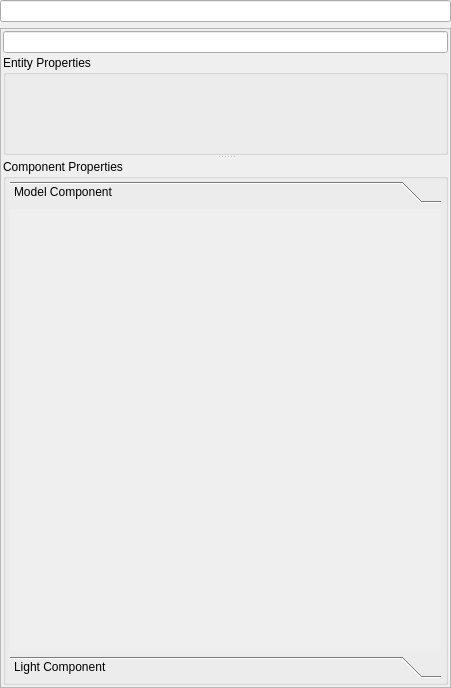
Qt form src/HappyTools/HappySandBox/code/forms/EntityPropertiesForm.ui (EvilInteractive/happy-engine) before a commit.
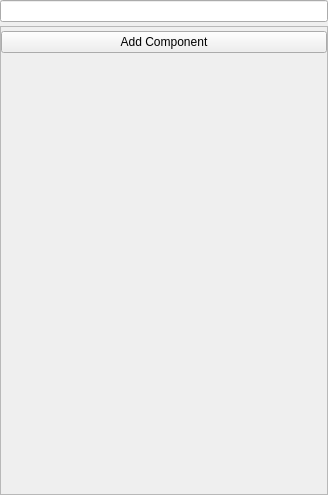
The same form after that commit. Custom widgets are drawn as their Qt base class.

Commit message: enhanced the components UI

The edit to the form file:
```diff
--- a/src/HappyTools/HappySandBox/code/forms/EntityPropertiesForm.ui
+++ b/src/HappyTools/HappySandBox/code/forms/EntityPropertiesForm.ui
@@ -6,14 +6,17 @@
    <rect>
     <x>0</x>
     <y>0</y>
-    <width>451</width>
-    <height>688</height>
+    <width>328</width>
+    <height>495</height>
    </rect>
   </property>
   <property name="windowTitle">
    <string>Form</string>
   </property>
   <layout class="QVBoxLayout" name="verticalLayout_4">
+   <property name="spacing">
+    <number>4</number>
+   </property>
    <property name="margin">
     <number>0</number>
    </property>
@@ -25,135 +28,91 @@
     </widget>
    </item>
    <item>
-    <widget class="QFrame" name="frame_2">
-     <property name="frameShape">
-      <enum>QFrame::StyledPanel</enum>
+    <widget class="QScrollArea" name="m_ScrollArea">
+     <property name="verticalScrollBarPolicy">
+      <enum>Qt::ScrollBarAsNeeded</enum>
      </property>
-     <property name="frameShadow">
-      <enum>QFrame::Raised</enum>
+     <property name="horizontalScrollBarPolicy">
+      <enum>Qt::ScrollBarAlwaysOff</enum>
      </property>
-     <layout class="QVBoxLayout" name="verticalLayout_3">
-      <property name="spacing">
-       <number>2</number>
+     <property name="widgetResizable">
+      <bool>true</bool>
+     </property>
+     <property name="alignment">
+      <set>Qt::AlignLeading|Qt::AlignLeft|Qt::AlignTop</set>
+     </property>
+     <widget class="QWidget" name="m_ComponentListFrame">
+      <property name="geometry">
+       <rect>
+        <x>0</x>
+        <y>0</y>
+        <width>326</width>
+        <height>467</height>
+       </rect>
       </property>
-      <property name="margin">
-       <number>2</number>
-      </property>
-      <item>
-       <widget class="QLineEdit" name="m_Filter"/>
-      </item>
-      <item>
-       <widget class="QSplitter" name="splitter">
-        <property name="orientation">
-         <enum>Qt::Vertical</enum>
-        </property>
-        <widget class="QGroupBox" name="m_EntityGroup">
-         <property name="title">
-          <string>Entity Properties</string>
+      <layout class="QVBoxLayout" name="verticalLayout">
+       <property name="spacing">
+        <number>4</number>
+       </property>
+       <property name="sizeConstraint">
+        <enum>QLayout::SetDefaultConstraint</enum>
+       </property>
+       <property name="margin">
+        <number>0</number>
+       </property>
+       <item>
+        <widget class="QWidget" name="m_ComponentPanel" native="true">
+         <property name="sizePolicy">
+          <sizepolicy hsizetype="Preferred" vsizetype="Minimum">
+           <horstretch>0</horstretch>
+           <verstretch>0</verstretch>
+          </sizepolicy>
+         </property>
+         <property name="minimumSize">
+          <size>
+           <width>0</width>
+           <height>0</height>
+          </size>
          </property>
          <layout class="QVBoxLayout" name="verticalLayout_2">
           <property name="spacing">
-           <number>4</number>
-          </property>
-          <property name="leftMargin">
-           <number>4</number>
-          </property>
-          <property name="topMargin">
            <number>2</number>
           </property>
-          <property name="rightMargin">
-           <number>4</number>
+          <property name="sizeConstraint">
+           <enum>QLayout::SetMinimumSize</enum>
           </property>
-          <property name="bottomMargin">
-           <number>4</number>
+          <property name="margin">
+           <number>0</number>
           </property>
-          <item>
-           <widget class="hs::EntityPropertyList" name="m_EntityProperties" native="true"/>
-          </item>
          </layout>
         </widget>
-        <widget class="QGroupBox" name="m_ComponentGroup">
-         <property name="title">
-          <string>Component Properties</string>
+       </item>
+       <item>
+        <widget class="QPushButton" name="m_AddComponent">
+         <property name="text">
+          <string>Add Component</string>
          </property>
-         <layout class="QVBoxLayout" name="verticalLayout">
-          <property name="spacing">
-           <number>4</number>
-          </property>
-          <property name="leftMargin">
-           <number>4</number>
-          </property>
-          <property name="topMargin">
-           <number>2</number>
-          </property>
-          <property name="rightMargin">
-           <number>4</number>
-          </property>
-          <property name="bottomMargin">
-           <number>4</number>
-          </property>
-          <item>
-           <widget class="QToolBox" name="m_ComponentPanel">
-            <property name="frameShape">
-             <enum>QFrame::NoFrame</enum>
-            </property>
-            <property name="frameShadow">
-             <enum>QFrame::Raised</enum>
-            </property>
-            <property name="lineWidth">
-             <number>1</number>
-            </property>
-            <property name="midLineWidth">
-             <number>1</number>
-            </property>
-            <property name="currentIndex">
-             <number>0</number>
-            </property>
-            <widget class="QWidget" name="page">
-             <property name="geometry">
-              <rect>
-               <x>0</x>
-               <y>0</y>
-               <width>435</width>
-               <height>434</height>
-              </rect>
-             </property>
-             <attribute name="label">
-              <string>Model Component</string>
-             </attribute>
-            </widget>
-            <widget class="QWidget" name="page_2">
-             <property name="geometry">
-              <rect>
-               <x>0</x>
-               <y>0</y>
-               <width>435</width>
-               <height>434</height>
-              </rect>
-             </property>
-             <attribute name="label">
-              <string>Light Component</string>
-             </attribute>
-            </widget>
-           </widget>
-          </item>
-         </layout>
         </widget>
-       </widget>
-      </item>
-     </layout>
+       </item>
+       <item>
+        <spacer name="verticalSpacer">
+         <property name="orientation">
+          <enum>Qt::Vertical</enum>
+         </property>
+         <property name="sizeHint" stdset="0">
+          <size>
+           <width>20</width>
+           <height>40</height>
+          </size>
+         </property>
+        </spacer>
+       </item>
+      </layout>
+     </widget>
     </widget>
    </item>
   </layout>
  </widget>
- <customwidgets>
-  <customwidget>
-   <class>hs::EntityPropertyList</class>
-   <extends>QWidget</extends>
-   <header>forms/EntityPropertyList.h</header>
-   <container>1</container>
-  </customwidget>
- </customwidgets>
  <resources/>
  <connections/>
 </ui>
```
The commit also changes 7 other files.
